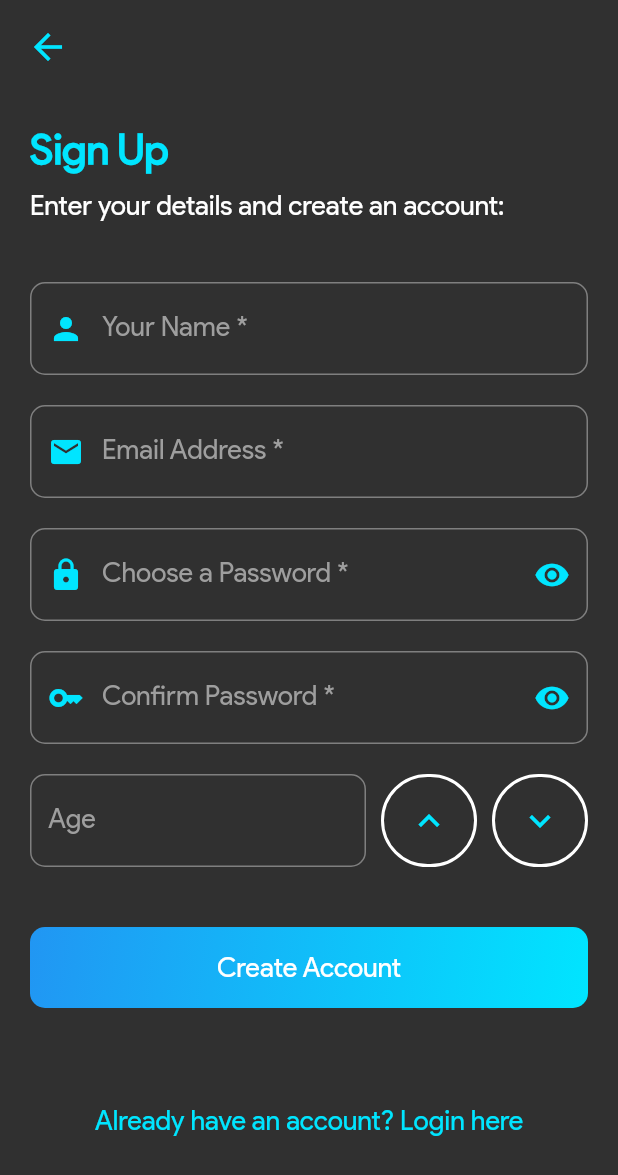
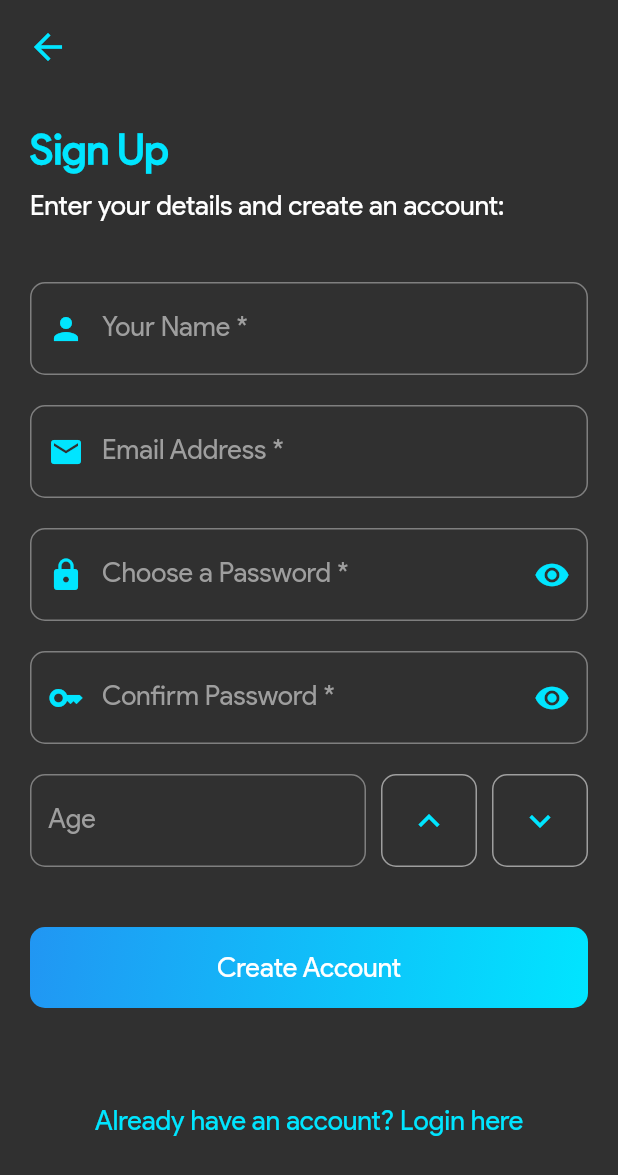
Before and after one commit to Harshit-Sonawala/ar_therapy, a Flutter app: the SignupScreen screen opened directly, on a phone screen of 412 x 824 dp. Shown: the top 1175 px of the screen. Run offline on Flutter 3.47's test engine with Material 2 defaults, Android fonts, the phone set to English and light mode, and no system bars; our stand-ins replace firebase_auth, firebase_core; missing offline and left inert: model_viewer_plus; accounts and stored records are empty.

Commit message:
fixed signin styling and imports

```diff
--- a/lib/screens/account_screen.dart
+++ b/lib/screens/account_screen.dart
@@ -4,7 +4,6 @@ import 'package:provider/provider.dart';
 import '../providers/auth_provider.dart';
 
 import 'login_screen.dart';
-import 'signup_screen.dart';
 import 'user_account_screen.dart';
 
 class AccountScreen extends StatefulWidget {
--- a/lib/screens/bottom_nav_wrapper_screen.dart
+++ b/lib/screens/bottom_nav_wrapper_screen.dart
@@ -4,7 +4,6 @@ import 'package:provider/provider.dart';
 import '../providers/auth_provider.dart';
 
 import './home_screen.dart';
-import './login_screen.dart';
 import './account_screen.dart';
 import './wip_screen.dart';
 import '../widgets/custom_card.dart';
--- a/lib/screens/signup_screen.dart
+++ b/lib/screens/signup_screen.dart
@@ -262,8 +262,8 @@ class _SignupScreenState extends State<SignupScreen> {
                           },
                           padding: const EdgeInsets.all(5),
                           icon: Icons.keyboard_arrow_up,
-                          border: const BorderSide(width: 2, color: Colors.white),
-                          borderRadius: 50,
+                          border: const BorderSide(width: 1, color: Colors.grey),
+                          borderRadius: 10,
                         ),
                         const SizedBox(width: 10),
                         CustomTextButton(
@@ -276,8 +276,8 @@ class _SignupScreenState extends State<SignupScreen> {
                           },
                           padding: const EdgeInsets.all(5),
                           icon: Icons.keyboard_arrow_down,
-                          border: const BorderSide(width: 2, color: Colors.white),
-                          borderRadius: 50,
+                          border: const BorderSide(width: 1, color: Colors.grey),
+                          borderRadius: 10,
                         ),
                       ],
                     ),
```
